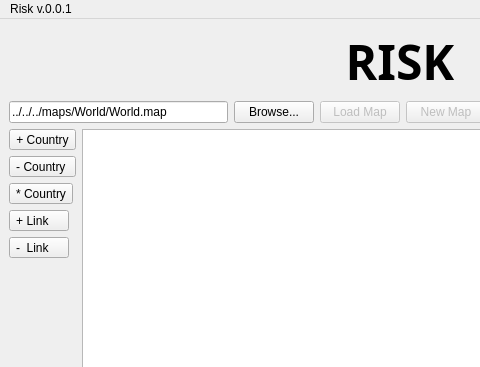
Above: gui/main_window.ui from TaimoorRana/Risk before the change; both pictures show x 0 to 480 and y 0 to 367 of the 800 by 600 pixel window. Below: the same form after it.
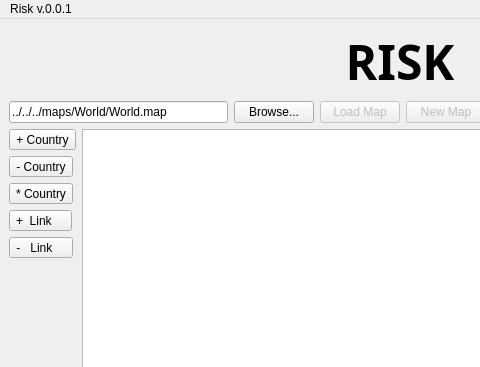
That is the form after the change.

Commit message: Added remove country tool, but now hover over Countries moves them.

The edit to the form file:
```diff
--- a/gui/main_window.ui
+++ b/gui/main_window.ui
@@ -108,7 +108,7 @@
         <item>
          <widget class="QToolButton" name="removeCountryPushButton">
           <property name="text">
-           <string>- Country </string>
+           <string>- Country</string>
           </property>
          </widget>
         </item>
@@ -122,14 +122,14 @@
         <item>
          <widget class="QToolButton" name="addNeighbourPushButton">
           <property name="text">
-           <string>+ Link    </string>
+           <string>+  Link    </string>
           </property>
          </widget>
         </item>
         <item>
          <widget class="QToolButton" name="removeNeighbourPushButton">
           <property name="text">
-           <string>-  Link    </string>
+           <string>-   Link    </string>
           </property>
          </widget>
         </item>
```
The commit also changes 8 other files.
